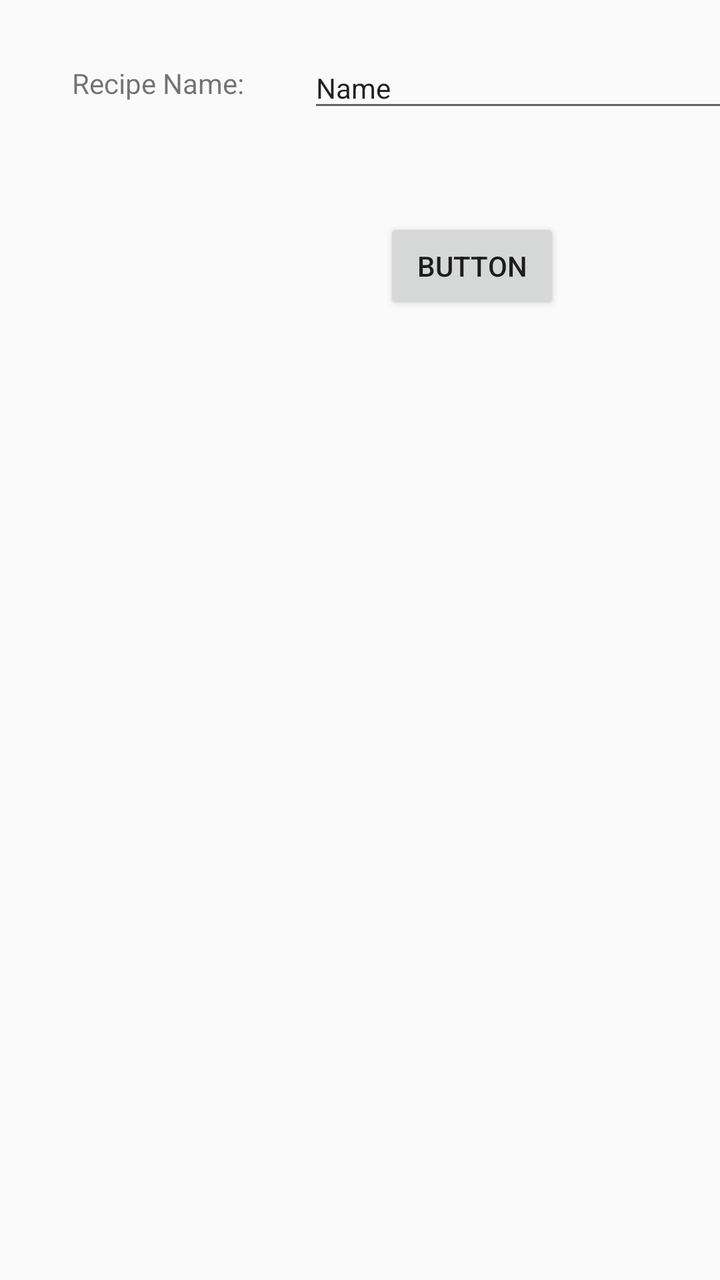
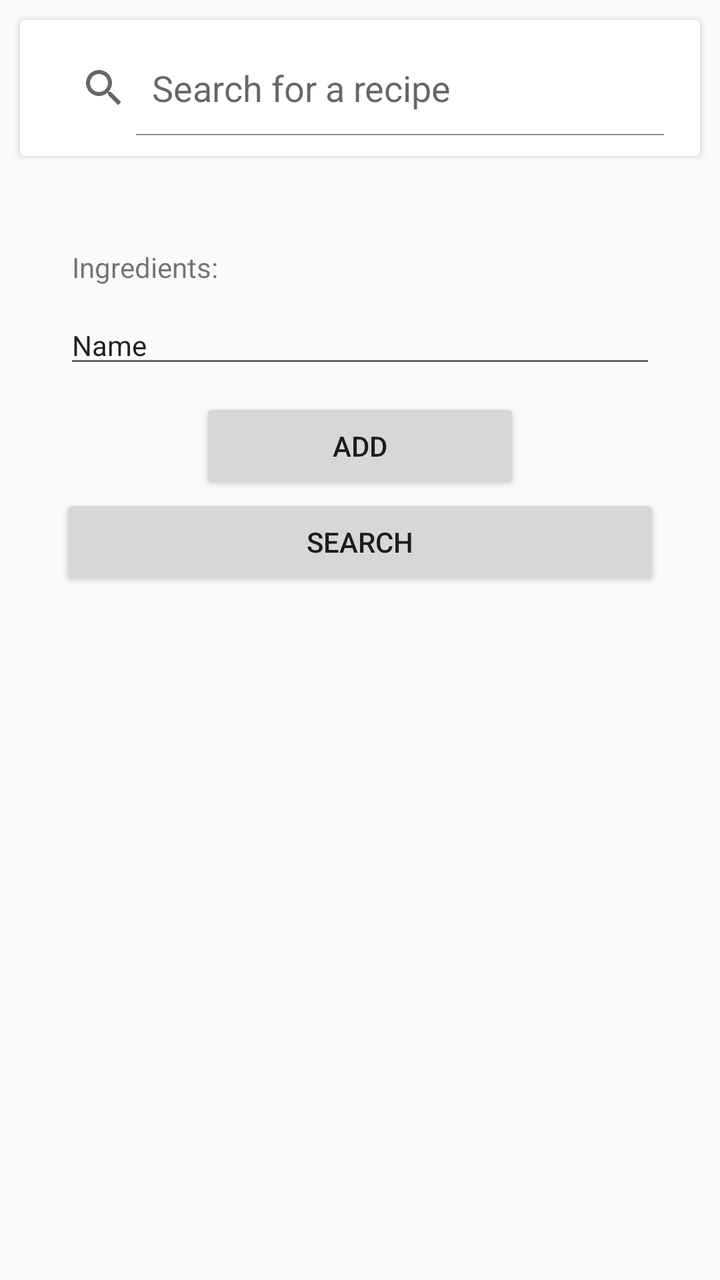

Compare the two renders of this Android layout. The source of the first and the diff that turns it into the second are given below.
<!-- AndroidManifest.xml: application theme AppTheme -->
<!-- res/layout/fragment_search.xml -->
<?xml version="1.0" encoding="utf-8"?>
<FrameLayout xmlns:android="http://schemas.android.com/apk/res/android"
    xmlns:app="http://schemas.android.com/apk/res-auto"
    xmlns:tools="http://schemas.android.com/tools"
    android:layout_width="match_parent"
    android:layout_height="match_parent"
    tools:context=".SearchFragment">

    


    <android.support.constraint.ConstraintLayout
        android:layout_width="match_parent"
        android:layout_height="match_parent">

        <TextView
            android:id="@+id/recipeNameFilterText"
            android:layout_width="wrap_content"
            android:layout_height="wrap_content"
            android:layout_marginStart="36dp"
            android:layout_marginTop="32dp"
            android:text="Recipe Name:"
            app:layout_constraintStart_toStartOf="parent"
            app:layout_constraintTop_toTopOf="parent" />

        <EditText
            android:id="@+id/recipeNameFilterTextInput"
            android:layout_width="211dp"
            android:layout_height="37dp"
            android:layout_marginStart="32dp"
            android:layout_marginTop="24dp"
            android:ems="10"
            android:inputType="textPersonName"
            android:text="Name"
            android:textSize="14sp"
            app:layout_constraintStart_toEndOf="@+id/recipeNameFilterText"
            app:layout_constraintTop_toTopOf="parent" />

        <Button
            android:id="@+id/button"
            android:layout_width="wrap_content"
            android:layout_height="wrap_content"
            android:layout_marginEnd="80dp"
            android:layout_marginTop="48dp"
            android:text="Button"
            app:layout_constraintEnd_toEndOf="parent"
            app:layout_constraintTop_toBottomOf="@+id/recipeNameFilterTextInput" />
    </android.support.constraint.ConstraintLayout>

</FrameLayout>
<!-- resources referenced by this layout -->
<resources>
  <style name="AppTheme" parent="Theme.AppCompat.Light.DarkActionBar">
          
          <item name="colorPrimary">@color/colorPrimary</item>
          <item name="colorPrimaryDark">@color/colorPrimaryDark</item>
          <item name="colorAccent">@color/colorAccent</item>
      </style>
  <color name="colorPrimary">#3F51B5</color>
  <color name="colorPrimaryDark">#303F9F</color>
  <color name="colorAccent">#FF4081</color>
</resources>

<!-- the commit's change to res/layout/fragment_search.xml (unified diff, before → after) -->
@@ -9,42 +9,83 @@
     
 
 
-    <android.support.constraint.ConstraintLayout
+    <ScrollView
         android:layout_width="match_parent"
         android:layout_height="match_parent">
 
-        <TextView
-            android:id="@+id/recipeNameFilterText"
-            android:layout_width="wrap_content"
+        <LinearLayout
+            android:id="@+id/searchLinearLayout"
+            android:layout_width="match_parent"
             android:layout_height="wrap_content"
-            android:layout_marginStart="36dp"
-            android:layout_marginTop="32dp"
-            android:text="Recipe Name:"
-            app:layout_constraintStart_toStartOf="parent"
-            app:layout_constraintTop_toTopOf="parent" />
+            android:orientation="vertical">
 
-        <EditText
-            android:id="@+id/recipeNameFilterTextInput"
-            android:layout_width="211dp"
-            android:layout_height="37dp"
-            android:layout_marginStart="32dp"
-            android:layout_marginTop="24dp"
-            android:ems="10"
-            android:inputType="textPersonName"
-            android:text="Name"
-            android:textSize="14sp"
-            app:layout_constraintStart_toEndOf="@+id/recipeNameFilterText"
-            app:layout_constraintTop_toTopOf="parent" />
+            <android.support.v7.widget.CardView
+                android:layout_width="match_parent"
+                android:layout_height="match_parent"
+                android:layout_margin="10dp">
 
-        <Button
-            android:id="@+id/button"
-            android:layout_width="wrap_content"
-            android:layout_height="wrap_content"
-            android:layout_marginEnd="80dp"
-            android:layout_marginTop="48dp"
-            android:text="Button"
-            app:layout_constraintEnd_toEndOf="parent"
-            app:layout_constraintTop_toBottomOf="@+id/recipeNameFilterTextInput" />
-    </android.support.constraint.ConstraintLayout>
+                <SearchView
+                    android:id="@+id/recipeSearchView"
+                    android:layout_width="match_parent"
+                    android:layout_height="match_parent"
+                    android:layout_margin="10dp"
+                    android:fadingEdge="horizontal|vertical"
+                    android:iconifiedByDefault="false"
+                    android:queryHint="Search for a recipe" />
+            </android.support.v7.widget.CardView>
+
+
+            <LinearLayout
+                android:id="@+id/ingredientsLinearLayout"
+                android:layout_width="match_parent"
+                android:layout_height="match_parent"
+                android:orientation="vertical">
+
+                <TextView
+                    android:id="@+id/recipeIngredientsFilterText"
+                    android:layout_width="match_parent"
+                    android:layout_height="wrap_content"
+                    android:layout_marginEnd="32dp"
+                    android:layout_marginStart="36dp"
+                    android:layout_marginTop="36dp"
+                    android:text="Ingredients:"
+                    app:layout_constraintStart_toStartOf="parent"
+                    app:layout_constraintTop_toBottomOf="@+id/recipeNameFilterText" />
+
+                <EditText
+                    android:id="@+id/recipeIngredientsFilterInput1"
+                    android:layout_width="match_parent"
+                    android:layout_height="match_parent"
+                    android:layout_marginEnd="32dp"
+                    android:layout_marginStart="32dp"
+                    android:layout_marginTop="10dp"
+                    android:ems="10"
+                    android:inputType="textPersonName"
+                    android:text="Name"
+                    android:textSize="14sp" />
+
+            </LinearLayout>
+
+            <Button
+                android:id="@+id/addIngredientsButton"
+                android:layout_width="match_parent"
+                android:layout_height="wrap_content"
+                android:layout_marginEnd="100dp"
+                android:layout_marginStart="100dp"
+                android:layout_marginTop="10dp"
+                android:text="Add" />
+
+            <Button
+                android:id="@+id/searchButton"
+                android:layout_width="match_parent"
+                android:layout_height="wrap_content"
+                android:layout_marginEnd="30dp"
+                android:layout_marginStart="30dp"
+                android:layout_marginTop="0dp"
+                android:text="Search"
+                app:layout_constraintEnd_toEndOf="parent"
+                app:layout_constraintTop_toBottomOf="@+id/recipeNameFilterTextInput" />
+        </LinearLayout>
+    </ScrollView>
 
 </FrameLayout>
